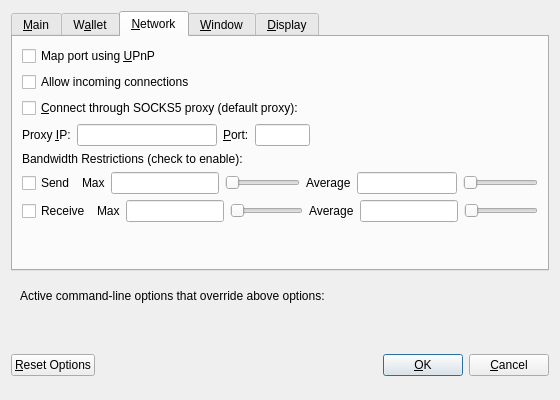
Before: the Qt Designer form src/qt/forms/optionsdialog.ui in bitcoinxt/bitcoinxt, drawn with Qt 5.
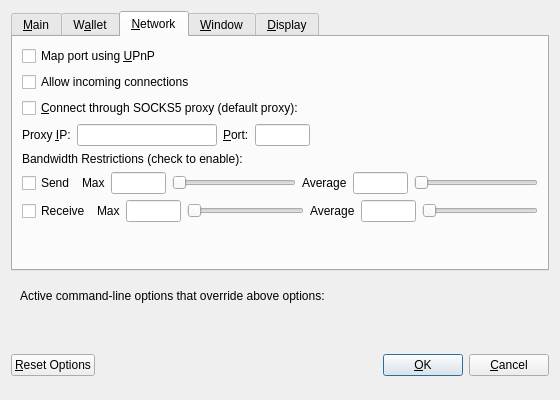
After: the same form once the commit is applied. Custom widgets are drawn as their Qt base class.

Diff of the .ui file:
```diff
--- a/src/qt/forms/optionsdialog.ui
+++ b/src/qt/forms/optionsdialog.ui
@@ -328,6 +328,12 @@
              <verstretch>0</verstretch>
             </sizepolicy>
            </property>
+           <property name="maximumSize">
+            <size>
+             <width>55</width>
+             <height>16777215</height>
+            </size>
+           </property>
            <property name="baseSize">
             <size>
              <width>64</width>
@@ -351,7 +357,14 @@
           </widget>
          </item>
          <item>
-          <widget class="QLineEdit" name="sendAveEdit"/>
+          <widget class="QLineEdit" name="sendAveEdit">
+           <property name="maximumSize">
+            <size>
+             <width>55</width>
+             <height>16777215</height>
+            </size>
+           </property>
+          </widget>
          </item>
          <item>
           <widget class="QSlider" name="sendAveSlider">
@@ -379,7 +392,14 @@
           </widget>
          </item>
          <item>
-          <widget class="QLineEdit" name="recvBurstEdit"/>
+          <widget class="QLineEdit" name="recvBurstEdit">
+           <property name="maximumSize">
+            <size>
+             <width>55</width>
+             <height>16777215</height>
+            </size>
+           </property>
+          </widget>
          </item>
          <item>
           <widget class="QSlider" name="recvBurstSlider">
@@ -396,7 +416,14 @@
           </widget>
          </item>
          <item>
-          <widget class="QLineEdit" name="recvAveEdit"/>
+          <widget class="QLineEdit" name="recvAveEdit">
+           <property name="maximumSize">
+            <size>
+             <width>55</width>
+             <height>16777215</height>
+            </size>
+           </property>
+          </widget>
          </item>
          <item>
           <widget class="QSlider" name="recvAveSlider">
```
Left out of the diff: 7 changed lines with no effect on the pictures.
